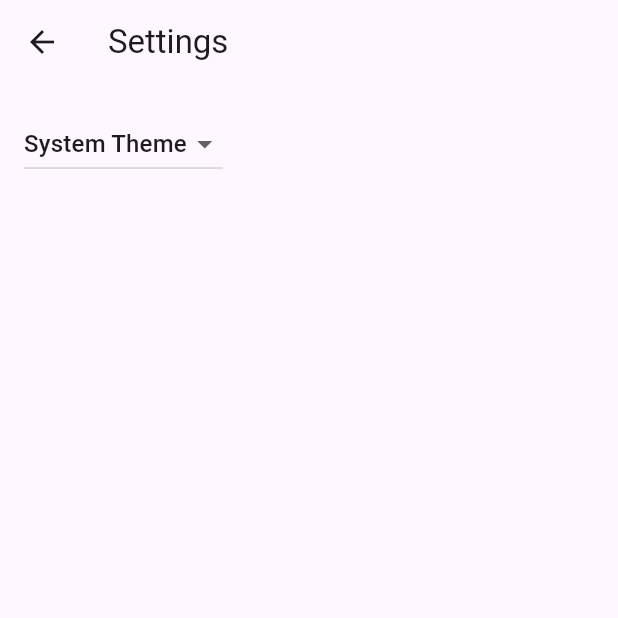
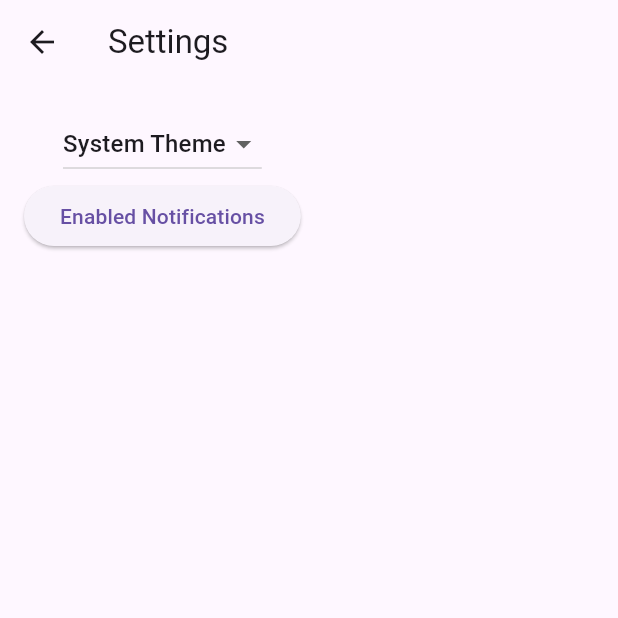
Before and after one commit to bromi0/simple_water_tracker, a Flutter app: the screen it shows after launch, after a tap on the "settings" icon, on a phone screen of 412 x 824 dp, the top half of it. Run offline on Flutter 3.47's test engine with Material 3 defaults, Android fonts, the phone set to English and light mode, and no system bars; our stand-ins replace camera, flutter_local_notifications, flutter_timezone, permission_handler, shared_preferences, timezone; generated files the repository leaves out were written again.

Commit message:
Saving theme setting and showing notification in settings

```diff
--- a/lib/main.dart
+++ b/lib/main.dart
@@ -1,5 +1,4 @@
 import 'dart:io';
-
 import 'package:camera/camera.dart';
 import 'package:flutter/foundation.dart';
 import 'package:flutter/material.dart';
@@ -19,12 +18,33 @@ void main() async {
   // Camera init
   final cameras = await availableCameras();
   final firstCamera = cameras.first;
+
+  await initNotifications();
+
+  // Set up the SettingsController, which will glue user settings to multiple
+  // Flutter Widgets.
+  final settingsController =
+      SettingsController(await SettingsService.loadFromPrefs());
+
+  // Load the user's preferred theme while the splash screen is displayed.
+  // This prevents a sudden theme change when the app is first displayed.
+  await settingsController.loadSettings();
+
+  // Run the app and pass in the SettingsController. The app listens to the
+  // SettingsController for changes, then passes it further down to the
+  // SettingsView.
+  runApp(SimplyWaterPlantApp(
+    settingsController: settingsController,
+    mainCamera: firstCamera,
+  ));
+}
+
+Future<void> initNotifications() async {
   // Timezone needed for scheduled notifications
   await _configureLocalTimeZone();
-
-  const AndroidInitializationSettings initializationSettingsAndroid =
+  const initializationSettingsAndroid =
       AndroidInitializationSettings('notification_icon');
-  const InitializationSettings initializationSettings = InitializationSettings(
+  const initializationSettings = InitializationSettings(
     android: initializationSettingsAndroid,
   );
   await flutterLocalNotificationsPlugin.initialize(
@@ -44,22 +64,6 @@ void main() async {
     },
     //onDidReceiveBackgroundNotificationResponse: notificationTapBackground,
   );
-
-  // Set up the SettingsController, which will glue user settings to multiple
-  // Flutter Widgets.
-  final settingsController = SettingsController(SettingsService());
-
-  // Load the user's preferred theme while the splash screen is displayed.
-  // This prevents a sudden theme change when the app is first displayed.
-  await settingsController.loadSettings();
-
-  // Run the app and pass in the SettingsController. The app listens to the
-  // SettingsController for changes, then passes it further down to the
-  // SettingsView.
-  runApp(SimplyWaterPlantApp(
-    settingsController: settingsController,
-    mainCamera: firstCamera,
-  ));
 }
 
 Future<void> _configureLocalTimeZone() async {
--- a/lib/src/camera/take_picture_screen.dart
+++ b/lib/src/camera/take_picture_screen.dart
@@ -101,7 +101,7 @@ class _TakePictureScreenState extends State<TakePictureScreen> {
           ),
         ],
       ),
-      floatingActionButton: Container(
+      floatingActionButton: SizedBox(
         height: 70,
         width: 70,
         child: FittedBox(
--- a/lib/src/services/plant_service.dart
+++ b/lib/src/services/plant_service.dart
@@ -1,9 +1,7 @@
 import 'dart:collection';
 import 'dart:convert';
 import 'package:flutter/material.dart';
-import 'package:flutter_local_notifications/flutter_local_notifications.dart';
 import 'package:shared_preferences/shared_preferences.dart';
-import 'package:simple_water_tracker/main.dart';
 import 'package:simple_water_tracker/src/basic_feature/plant_data.dart';
 import 'notification_service.dart';
 
--- a/lib/src/settings/settings_controller.dart
+++ b/lib/src/settings/settings_controller.dart
@@ -1,4 +1,8 @@
+import 'dart:io';
+
 import 'package:flutter/material.dart';
+import 'package:flutter_local_notifications/flutter_local_notifications.dart';
+import 'package:simple_water_tracker/main.dart';
 
 import 'settings_service.dart';
 
@@ -20,6 +24,13 @@ class SettingsController with ChangeNotifier {
   // Allow Widgets to read the user's preferred ThemeMode.
   ThemeMode get themeMode => _themeMode;
 
+  bool _notificationsEnabled = false;
+  Future<bool> get notificationsEnabled async {
+    final bool state = await _requestPermissions();
+    _notificationsEnabled = state;
+    return state;
+  }
+
   /// Load the user's settings from the SettingsService. It may load from a
   /// local database or the internet. The controller only knows it can load the
   /// settings from the service.
@@ -33,13 +44,10 @@ class SettingsController with ChangeNotifier {
   /// Update and persist the ThemeMode based on the user's selection.
   Future<void> updateThemeMode(ThemeMode? newThemeMode) async {
     if (newThemeMode == null) return;
-
-    // Do not perform any work if new and old ThemeMode are identical
     if (newThemeMode == _themeMode) return;
 
-    // Otherwise, store the new ThemeMode in memory
+    // store the new ThemeMode in memory
     _themeMode = newThemeMode;
-
     // Important! Inform listeners a change has occurred.
     notifyListeners();
 
@@ -47,4 +55,20 @@ class SettingsController with ChangeNotifier {
     // SettingService.
     await _settingsService.updateThemeMode(newThemeMode);
   }
+
+  Future<bool> _requestPermissions() async {
+    if (Platform.isAndroid) {
+      final AndroidFlutterLocalNotificationsPlugin? androidImplementation =
+          flutterLocalNotificationsPlugin.resolvePlatformSpecificImplementation<
+              AndroidFlutterLocalNotificationsPlugin>();
+
+      return await androidImplementation?.requestNotificationsPermission() ??
+          false;
+    }
+    return false;
+  }
+
+  void requestNotificationsPermission() {
+    _requestPermissions();
+  }
 }
--- a/lib/src/settings/settings_service.dart
+++ b/lib/src/settings/settings_service.dart
@@ -1,17 +1,48 @@
+import 'dart:convert';
+
 import 'package:flutter/material.dart';
+import 'package:json_annotation/json_annotation.dart';
+import 'package:shared_preferences/shared_preferences.dart';
+
+part 'settings_service.g.dart';
 
 /// A service that stores and retrieves user settings.
 ///
 /// By default, this class does not persist user settings. If you'd like to
 /// persist the user settings locally, use the shared_preferences package. If
 /// you'd like to store settings on a web server, use the http package.
+@JsonSerializable()
 class SettingsService {
-  /// Loads the User's preferred ThemeMode from local or remote storage.
-  Future<ThemeMode> themeMode() async => ThemeMode.system;
+  static const String dataKey = 'water_plant_appsettings_data_key';
+  SettingsService();
+  @JsonKey(includeFromJson: true, includeToJson: true)
+  ThemeMode _themeMode = ThemeMode.system;
+
+  Future<ThemeMode> themeMode() async => _themeMode;
 
   /// Persists the user's preferred ThemeMode to local or remote storage.
   Future<void> updateThemeMode(ThemeMode theme) async {
-    // Use the shared_preferences package to persist settings locally or the
-    // http package to persist settings over the network.
+    _themeMode = theme;
+    _saveSettingsData();
+  }
+
+  factory SettingsService.fromJson(Map<String, dynamic> json) =>
+      _$SettingsServiceFromJson(json);
+  Map<String, dynamic> toJson() => _$SettingsServiceToJson(this);
+
+  static Future<SettingsService> loadFromPrefs() async {
+    final prefs = await SharedPreferences.getInstance();
+    final savedData = prefs.getString(dataKey) ?? '';
+    if (savedData.isNotEmpty) {
+      final decodedData = jsonDecode(savedData) as Map<String, dynamic>;
+      return SettingsService.fromJson(decodedData);
+    }
+    return SettingsService();
+  }
+
+  Future<void> _saveSettingsData() async {
+    final prefs = await SharedPreferences.getInstance();
+    String jsonString = jsonEncode(this);
+    await prefs.setString(dataKey, jsonString);
   }
 }
--- a/lib/src/settings/settings_view.dart
+++ b/lib/src/settings/settings_view.dart
@@ -25,7 +25,13 @@ class SettingsView extends StatelessWidget {
         //
         // When a user selects a theme from the dropdown list, the
         // SettingsController is updated, which rebuilds the MaterialApp.
-        child: DropdownButton<ThemeMode>(
+        child: FutureBuilder(
+            future: controller.notificationsEnabled,
+            builder: (context, snapshot) {
+              if (snapshot.connectionState == ConnectionState.done) {
+                return Column(
+                  children: [
+                    DropdownButton<ThemeMode>(
                       // Read the selected themeMode from the controller
                       value: controller.themeMode,
                       // Call the updateThemeMode method any time the user selects a theme.
@@ -45,6 +51,20 @@ class SettingsView extends StatelessWidget {
                         )
                       ],
                     ),
+                    ElevatedButton(
+                        onPressed: () {
+                          controller.requestNotificationsPermission();
+                        },
+                        child: Text((snapshot.data ?? false)
+                            ? 'Enabled Notifications'
+                            : 'Disabled Notifications'))
+                  ],
+                );
+              } else {
+                // Otherwise, display a loading indicator.
+                return const Center(child: CircularProgressIndicator());
+              }
+            }),
       ),
     );
   }
```
Also changed, not shown: lib/src/services/notification_service.dart (+8 -9 lines), lib/src/settings/settings_service.g.dart (added). Lines whose indentation alone changed are shown as unchanged.
